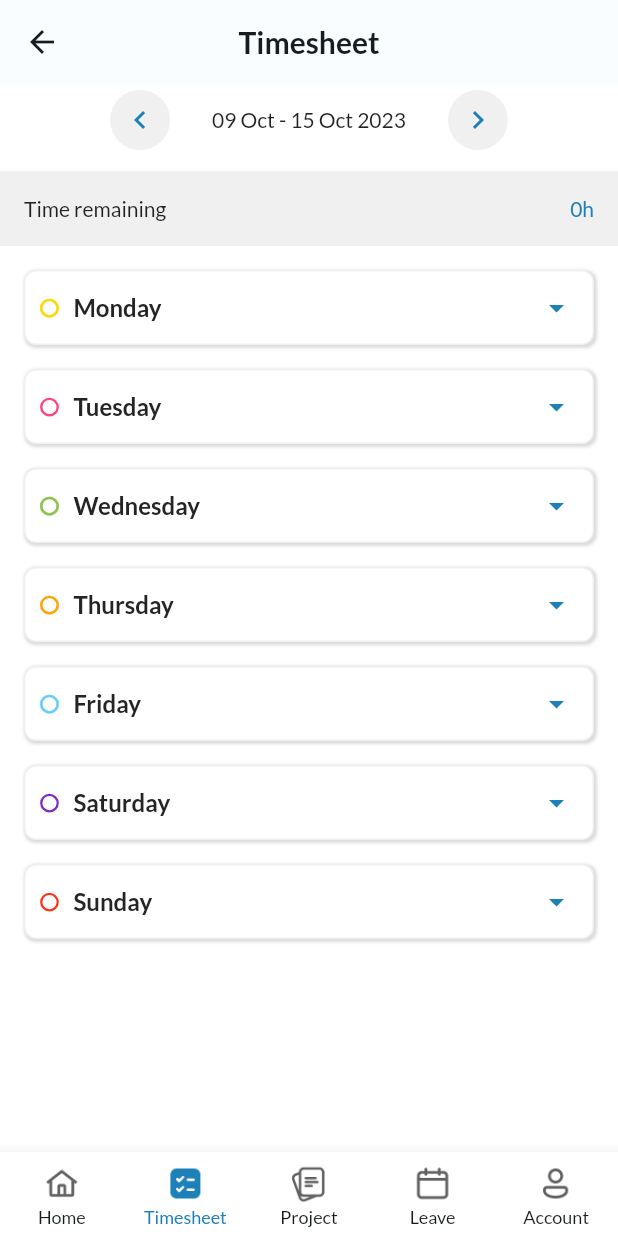
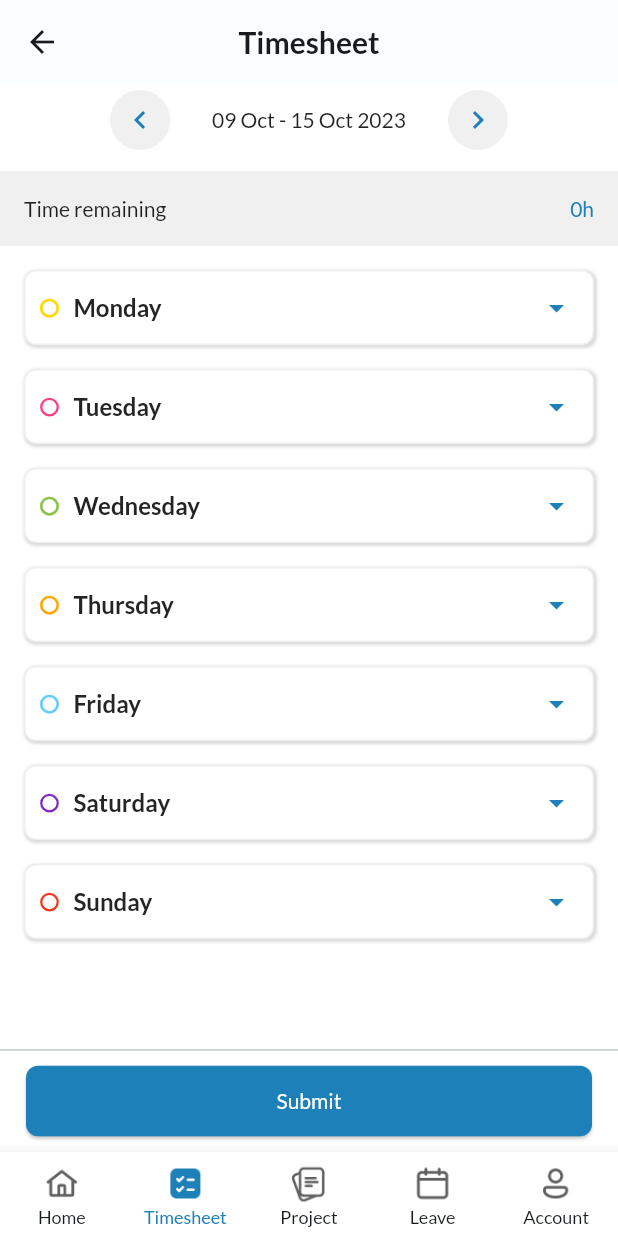
Before and after one commit to vlerbron/timesheet, a Flutter app: the TimesheetPage screen opened by its route, on a phone screen of 412 x 824 dp. Run offline on Flutter 3.47's test engine with Material 2 defaults, Android fonts, the light colour scheme and no system bars; our stand-ins replace equatable, file_picker, flutter_riverpod, get_it, google_fonts, scrollable_positioned_list; missing offline and left inert: events_emitter, file_previewer.

Commit message:
Add sumbit button and check visible if status is active or reject, Timesheet page.
Add sumbit button and check visible if status is active or reject, Timesheet page.

```diff
--- a/lib/models/timesheet_model.dart
+++ b/lib/models/timesheet_model.dart
@@ -1,10 +1,20 @@
 import 'package:flutter/material.dart';
 import 'package:timesheet/utils/const.dart';
 
+enum TimesheetStatus {
+  active('In Progress'),
+  submit('Wait for Approve'),
+  reject('Rejected'),
+  approve('Approved');
+
+  const TimesheetStatus(this.value);
+  final String value;
+}
+
 class TimesheetModel {
   DateTime selectedDate;
-  int timeRemainingHour;
-  int timeRemainingMinute;
+  Duration timeRemaining;
+  TimesheetStatus status;
 
   final Map<String, Color> allDayOfWeekColorMap = {
     kMonday: const Color(0xFFFFD700),
@@ -28,7 +38,7 @@ class TimesheetModel {
 
   TimesheetModel({
     required this.selectedDate,
-    required this.timeRemainingHour,
-    required this.timeRemainingMinute,
+    required this.timeRemaining,
+    required this.status,
   });
 }
--- a/lib/pages/timesheet_page.dart
+++ b/lib/pages/timesheet_page.dart
@@ -1,9 +1,11 @@
 import 'package:events_emitter/emitters/event_emitter.dart';
 import 'package:flutter/material.dart';
 import 'package:flutter_riverpod/flutter_riverpod.dart';
+import 'package:timesheet/models/task_model.dart';
 import 'package:timesheet/models/timesheet_model.dart';
 import 'package:timesheet/providers/timesheet_provider.dart';
 import 'package:timesheet/utils/const.dart';
+import 'package:timesheet/widgets/common/long_submit_button.dart';
 import 'package:timesheet/widgets/tabs.dart';
 import 'package:timesheet/widgets/timesheet/date_picker_timesheet.dart';
 import 'package:timesheet/widgets/timesheet/tasks_of_days.dart';
@@ -24,6 +26,7 @@ class _TimesheetPageState extends ConsumerState<TimesheetPage> {
     final Color secondaryColor = colorScheme.secondary;
     TimesheetModel timesheetModel = ref.watch(timesheetProvider);
     DateTime selectedDate = timesheetModel.selectedDate;
+    List<TaskModel> tasks = ref.watch(taskListProvider);
 
     //for add new task
     final EventEmitter events = ref.watch(timesheetEventProvider);
@@ -64,7 +67,7 @@ class _TimesheetPageState extends ConsumerState<TimesheetPage> {
                         ),
                         const Spacer(),
                         Text(
-                          '${timesheetModel.timeRemainingHour}h',
+                          '${timesheetModel.timeRemaining.inHours}h',
                           style: textTheme.bodyLarge
                               ?.copyWith(color: primaryColor),
                         ),
@@ -76,6 +79,11 @@ class _TimesheetPageState extends ConsumerState<TimesheetPage> {
             ),
           ),
           TasksOfDays(selectedDate),
+          Visibility(
+              visible: [TimesheetStatus.active, TimesheetStatus.reject]
+                      .contains(timesheetModel.status) &&
+                  tasks.isNotEmpty,
+              child: LongSubmitButton(onTap: () {})),
         ],
       ),
       bottomNavigationBar: const Tabs(selectedIndex: 1),
--- a/lib/providers/timesheet_provider.dart
+++ b/lib/providers/timesheet_provider.dart
@@ -14,8 +14,8 @@ class TimesheetNotifier extends StateNotifier<TimesheetModel> {
               millisecond: 0,
               microsecond: 0,
               isUtc: true),
-          timeRemainingHour: 0,
-          timeRemainingMinute: 0,
+          timeRemaining: const Duration(),
+          status: TimesheetStatus.active,
         ));
 
   void setSelectedDate(
--- a/lib/widgets/common/long_submit_button.dart
+++ b/lib/widgets/common/long_submit_button.dart
@@ -1,4 +1,5 @@
 import 'package:flutter/material.dart';
+import 'package:timesheet/utils/const.dart';
 
 class LongSubmitButton extends StatelessWidget {
   const LongSubmitButton({super.key, required this.onTap});
@@ -7,20 +8,29 @@ class LongSubmitButton extends StatelessWidget {
 
   @override
   Widget build(BuildContext context) {
-    return ElevatedButton(
+    final ColorScheme colorScheme = Theme.of(context).colorScheme;
+    return Column(
+      children: [
+        const Divider(),
+        Container(
+          padding: const EdgeInsets.only(top: 2, bottom: 10),
+          child: ElevatedButton(
             onPressed: onTap,
             style: ElevatedButton.styleFrom(
               padding: const EdgeInsets.symmetric(
                 horizontal: 167,
                 vertical: 15,
               ),
-        backgroundColor: const Color.fromARGB(255, 30, 128, 184),
-        foregroundColor: Colors.white,
+              backgroundColor: colorScheme.primary,
+              foregroundColor: colorScheme.background,
               shape: RoundedRectangleBorder(
-          borderRadius: BorderRadius.circular(10),
+                borderRadius: BorderRadius.circular(kWidgetCircularRadius),
               ),
             ),
             child: const Text('Submit'),
+          ),
+        ),
+      ],
     );
   }
 }
```
Lines whose indentation alone changed are shown as unchanged.
